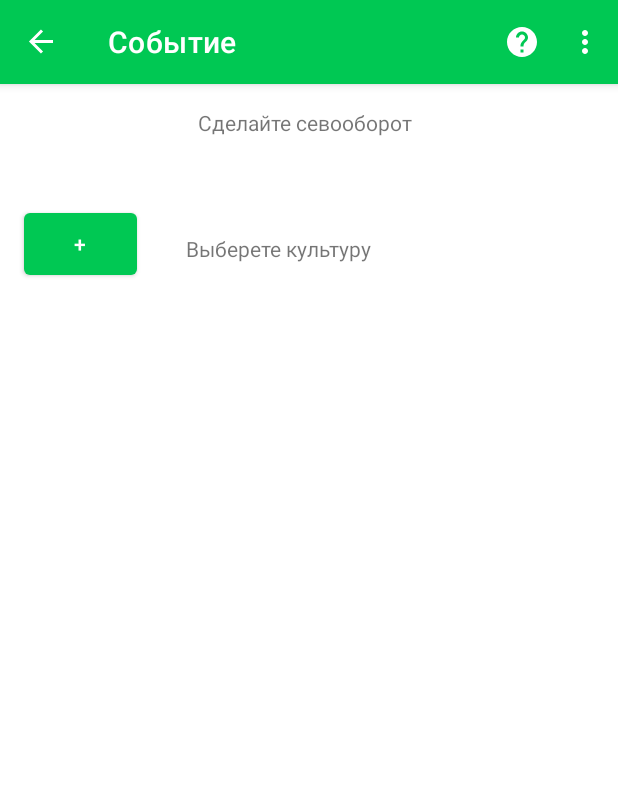
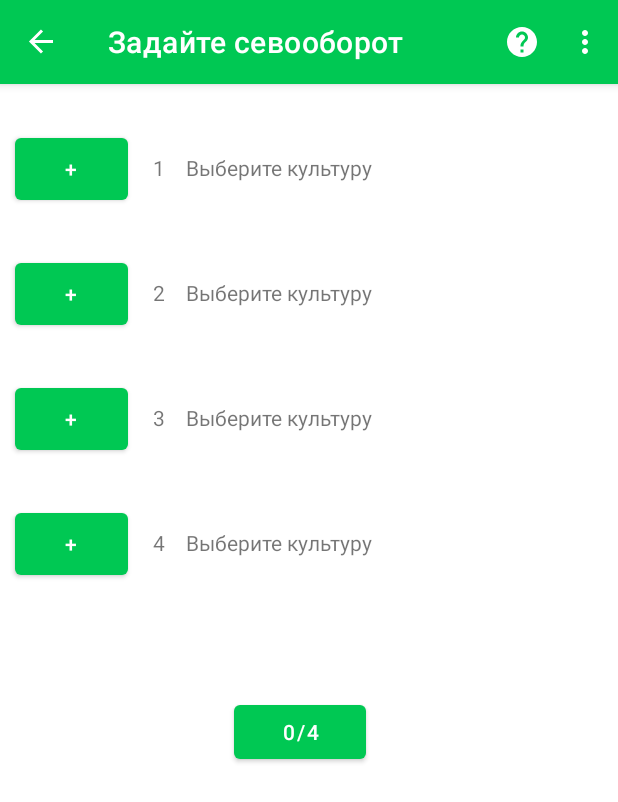
Before and after one commit to prolapsed-kneecap/AgayUniversity, an Android app: the SevoobFragment screen opened through its navigation route, on a phone screen of 412 x 824 dp. Shown: the top 802 px of the screen. Run offline under Robolectric (Android 15) with nearby library versions, the phone set to English and light mode, and no system bars; our stand-ins replace navigation-ui; network calls fail.

Commit message:
RecyclerViewAdapterSevoob.kt

```diff
--- a/app/src/main/java/com/polich/kneecap/adapters/RecyclerViewAdapter.kt
+++ b/app/src/main/java/com/polich/kneecap/adapters/RecyclerViewAdapter.kt
@@ -103,7 +103,7 @@ class MyRecyclerViewAdapter(var fragment: Fragment, data: ArrayList<String>) :
                 bundle.putString("level",levelw)
                 bundle.putString("POLE", data)
                 fragment.requireActivity().findNavController(R.id.nav_host_fragment)
-                    .navigate(R.id.action_levelSelectionFragment_to_gameFragment, bundle)
+                    .navigate(R.id.action_levelSelectionFragment_to_eventFragment, bundle)
             }
         }
 
--- /dev/null
+++ b/app/src/main/java/com/polich/kneecap/adapters/RecyclerViewAdapterSevoob.kt
@@ -0,0 +1,57 @@
+package com.polich.kneecap.adapters
+
+import android.app.AlertDialog
+import android.view.LayoutInflater
+import android.view.View
+import android.view.ViewGroup
+import android.widget.Button
+import android.widget.TextView
+import androidx.fragment.app.Fragment
+import androidx.recyclerview.widget.RecyclerView
+import com.polich.kneecap.R
+import com.polich.kneecap.data.Plants
+import com.polich.kneecap.data.Sevoob.culturesChosen
+
+class SevoobRecyclerViewAdapter(var fragment:Fragment, private val values: List<String>) :
+    RecyclerView.Adapter<SevoobRecyclerViewAdapter.MyViewHolder>() {
+
+    override fun getItemCount() = values.size
+
+    override fun onCreateViewHolder(parent: ViewGroup, viewType: Int): MyViewHolder {
+        val itemView = LayoutInflater.from(parent?.context).inflate(R.layout.sevoob_item, parent, false)
+        return MyViewHolder(itemView)
+    }
+
+    override fun onBindViewHolder(holder: MyViewHolder, position: Int) {
+        holder.onBing(position)
+        holder.cultureNumberTextView.text = (position+1).toString()
+    }
+
+    inner class MyViewHolder(itemView: View) : RecyclerView.ViewHolder(itemView) {
+        var selectedCulture:TextView = itemView.findViewById(R.id.textView_selected_sevoob)
+        var cultureNumberTextView:TextView = itemView.findViewById(R.id.cultureNumberTextView)
+        var addButton: Button = itemView.findViewById(R.id.addToSevoob)
+
+        val selectedItems = ArrayList<Int>()
+        fun onBing(position: Int){
+            addButton.setOnClickListener {
+                var checkedItem = 1
+                var builder = AlertDialog.Builder(fragment.requireContext())
+                builder.setTitle("Выберите культуру")
+                    .setSingleChoiceItems(Plants.plants, checkedItem) { dialog, item ->
+                        checkedItem = item
+                    }
+                    .setPositiveButton("OK"
+                    ) { dialog, which ->
+                        selectedCulture.text = Plants.plants[checkedItem]
+                        culturesChosen++
+                    }
+                    .setNegativeButton("Отмена") {
+                            dialog, id ->
+                    }
+                val dialog = builder.create()
+                dialog.show()
+            }
+        }
+    }
+}
--- a/app/src/main/java/com/polich/kneecap/data/Plants.kt
+++ b/app/src/main/java/com/polich/kneecap/data/Plants.kt
@@ -84,3 +84,6 @@ object PlayerResults{
         0, 0, 0
     )
 }
+object Sevoob{
+    var culturesChosen = 0
+}
--- a/app/src/main/java/com/polich/kneecap/fragment/GameFragment.kt
+++ b/app/src/main/java/com/polich/kneecap/fragment/GameFragment.kt
@@ -134,8 +134,8 @@ class GameFragment : Fragment() {
 
         buttonPlant.setOnClickListener {
 //            soundPool.play(zvon, 1f, 1f, 1, 0, 1f)
-//            val dialog = builderPlant.create()
-//            dialog.show()
+            val dialog = builderPlant.create()
+            dialog.show()
             view?.findNavController()?.navigate(R.id.action_gameFragment_to_eventFragment)
         }
 
--- a/app/src/main/java/com/polich/kneecap/fragment/SevoobFragment.kt
+++ b/app/src/main/java/com/polich/kneecap/fragment/SevoobFragment.kt
@@ -3,19 +3,21 @@ package com.polich.kneecap.fragment
 import android.app.AlertDialog
 import android.app.Dialog
 import android.os.Bundle
-import android.util.Log
 import android.view.LayoutInflater
 import android.view.View
 import android.view.ViewGroup
 import android.widget.Button
 import android.widget.TextView
-import android.widget.Toast
 
 import androidx.fragment.app.Fragment
+import androidx.navigation.findNavController
+import androidx.recyclerview.widget.GridLayoutManager
+import androidx.recyclerview.widget.RecyclerView
 
 import com.polich.kneecap.*
-import com.polich.kneecap.data.Plants.cultures
+import com.polich.kneecap.adapters.SevoobRecyclerViewAdapter
 import com.polich.kneecap.data.Plants.plants
+import com.polich.kneecap.data.Sevoob.culturesChosen
 
 
 class SevoobFragment : Fragment() {
@@ -23,62 +25,28 @@ class SevoobFragment : Fragment() {
 //    var current_level_left = current_level
 //    var current_good_answer = mutableSetOf<MethodsStruggle>()
 //    var current_bad_answer = mutableSetOf<MethodsStruggle>()
-val selectedItems = ArrayList<Int>()
-var textsev = "Выберете культуру"
-    override fun onCreate(savedInstanceState: Bundle?) {
-        super.onCreate(savedInstanceState)
-
-
-
-
-        }
-
-
+    val selectedItems = ArrayList<Int>()
+    var textsev = "Выберите культуру"
+    var sevoob = arrayListOf("1", "2", "3", "4")
     override fun onCreateView(
-        inflater: LayoutInflater,
-        container: ViewGroup?,
+        inflater: LayoutInflater, container: ViewGroup?,
         savedInstanceState: Bundle?
     ): View? {
         val view = inflater.inflate(R.layout.fragment_sevoob, container, false)
-        val sevoobselect : TextView = view.findViewById(R.id.text_select_sevoob)
-        val btnsevo1 : Button = view.findViewById(R.id.button)
 
-btnsevo1.setOnClickListener(){
-    onCreateDialog().show()
-    btnsevo1.isClickable = false
-}
+        var recycler : RecyclerView = view.findViewById(R.id.rekukler)
+        var moveToGameFragmentButton:Button = view.findViewById(R.id.moveToGameFragmentButton)
 
-//            sevoobselect.text = selectedItems.toString()
+        var columns = 1
 
+        moveToGameFragmentButton.text = "$culturesChosen/${sevoob.size}"
+        moveToGameFragmentButton.setOnClickListener{
+            view?.findNavController()?.navigate(R.id.action_eventFragment_to_gameFragment)
+        }
 
+        recycler.layoutManager = GridLayoutManager(requireContext(), columns)
+        val adapter = SevoobRecyclerViewAdapter(this, sevoob)
+        recycler.adapter = adapter
         return view
     }
-
-
-
-    fun onCreateDialog(): Dialog {
-        return activity?.let {
-
-
-             // Where we track the selected items
-            val builder = AlertDialog.Builder(it)
-            builder.setTitle("Выберите культуру")
-                .setSingleChoiceItems(plants, -1
-                ) { dialog, item ->
-                    selectedItems.add(item)
-
-                }
-                .setPositiveButton("OK"
-                ) { dialog, id ->
-                    // User clicked OK, so save the selectedItems results somewhere
-                    // or return them to the component that opened the dialog
-
-                }
-                .setNegativeButton("Отмена") {
-                        dialog, id ->
-                }
-
-            builder.create()
-        } ?: throw IllegalStateException("Activity cannot be null")
-    }
 }
--- a/app/src/main/res/layout/fragment_sevoob.xml
+++ b/app/src/main/res/layout/fragment_sevoob.xml
@@ -7,7 +7,7 @@
     tools:context=".fragment.ResultFragment">
 
 
-    <TextView
+    <!--<TextView
         android:id="@+id/textview_sevoob"
         android:layout_width="wrap_content"
         android:layout_height="wrap_content"
@@ -15,10 +15,28 @@
         android:layout_marginLeft="132dp"
         android:layout_marginTop="16dp"
         android:scaleX="1"
-        android:text="Сделайте севооборот"
+        android:text="Задайте севооборот"
+        app:layout_constraintStart_toStartOf="parent"
+        app:layout_constraintTop_toTopOf="parent" />-->
+
+    <androidx.recyclerview.widget.RecyclerView
+        android:id="@+id/rekukler"
+        android:layout_width="match_parent"
+        android:layout_height="400dp"
         app:layout_constraintStart_toStartOf="parent"
         app:layout_constraintTop_toTopOf="parent" />
 
+    <Button
+        android:id="@+id/moveToGameFragmentButton"
+        android:layout_width="wrap_content"
+        android:layout_height="wrap_content"
+        android:layout_marginStart="156dp"
+        android:layout_marginLeft="156dp"
+        android:layout_marginTop="8dp"
+        android:text="0/4"
+        app:layout_constraintStart_toStartOf="parent"
+        app:layout_constraintTop_toBottomOf="@+id/rekukler" />
+    <!--
         <TextView
             android:id="@+id/text_select_sevoob"
             android:layout_width="wrap_content"
@@ -39,7 +57,7 @@
             android:layout_marginTop="80dp"
             android:text="+"
             app:layout_constraintStart_toStartOf="parent"
-        app:layout_constraintTop_toTopOf="parent" />
+            app:layout_constraintTop_toTopOf="parent" />-->
 
 
 
--- /dev/null
+++ b/app/src/main/res/layout/sevoob_item.xml
@@ -0,0 +1,39 @@
+<?xml version="1.0" encoding="utf-8"?>
+<androidx.constraintlayout.widget.ConstraintLayout xmlns:android="http://schemas.android.com/apk/res/android"
+    xmlns:tools="http://schemas.android.com/tools"
+    android:layout_width="match_parent"
+    android:layout_height="wrap_content"
+    android:layout_marginTop="30dp"
+    xmlns:app="http://schemas.android.com/apk/res-auto">
+
+    <TextView
+        android:id="@+id/textView_selected_sevoob"
+        android:layout_width="wrap_content"
+        android:layout_height="wrap_content"
+        android:layout_marginStart="124dp"
+        android:layout_marginLeft="124dp"
+        android:layout_marginTop="16dp"
+        android:text="Выберите культуру"
+        app:layout_constraintStart_toStartOf="parent"
+        app:layout_constraintTop_toTopOf="parent" />
+
+    <Button
+        android:id="@+id/addToSevoob"
+        android:layout_width="75dp"
+        android:layout_height="53dp"
+        android:layout_marginStart="10dp"
+        android:layout_marginLeft="10dp"
+        android:text="+"
+        app:layout_constraintStart_toStartOf="parent"
+        app:layout_constraintTop_toTopOf="parent" />
+
+    <TextView
+        android:id="@+id/cultureNumberTextView"
+        android:layout_width="wrap_content"
+        android:layout_height="wrap_content"
+        android:layout_marginTop="16dp"
+        app:layout_constraintEnd_toStartOf="@+id/textView_selected_sevoob"
+        app:layout_constraintHorizontal_bias="0.548"
+        app:layout_constraintStart_toEndOf="@+id/addToSevoob"
+        app:layout_constraintTop_toTopOf="parent" />
+</androidx.constraintlayout.widget.ConstraintLayout>
--- a/app/src/main/res/navigation/mobile_navigate.xml
+++ b/app/src/main/res/navigation/mobile_navigate.xml
@@ -33,7 +33,7 @@
     <fragment
         android:id="@+id/eventFragment"
         android:name="com.polich.kneecap.fragment.SevoobFragment"
-        android:label="@string/event_fragment"
+        android:label="@string/sevoob_fragment"
         tools:layout="@layout/fragment_sevoob" >
         <action
             android:id="@+id/action_eventFragment_to_gameFragment"
@@ -61,8 +61,8 @@
         android:label="@string/levels"
         tools:layout="@layout/fragment_level_selection">
         <action
-            android:id="@+id/action_levelSelectionFragment_to_gameFragment"
-            app:destination="@id/gameFragment" />
+            android:id="@+id/action_levelSelectionFragment_to_eventFragment"
+            app:destination="@id/eventFragment" />
     </fragment>
     <fragment
         android:id="@+id/fragmentCultList"
--- a/app/src/main/res/values/strings.xml
+++ b/app/src/main/res/values/strings.xml
@@ -17,8 +17,8 @@
     <string name="manual_fragment">Справочник</string>
     <string name="rules">Правила</string>
     <string name="context_menu">Больше информации</string>
-    <string name="game_fragment">Игра</string>
-    <string name="event_fragment">Событие</string>
+    <string name="game_fragment">Поле</string>
+    <string name="sevoob_fragment">Задайте севооборот</string>
 
     <string name="level">Уровень</string>
     <string name="levels">Уровни</string>
```
Lines whose indentation alone changed are shown as unchanged.
